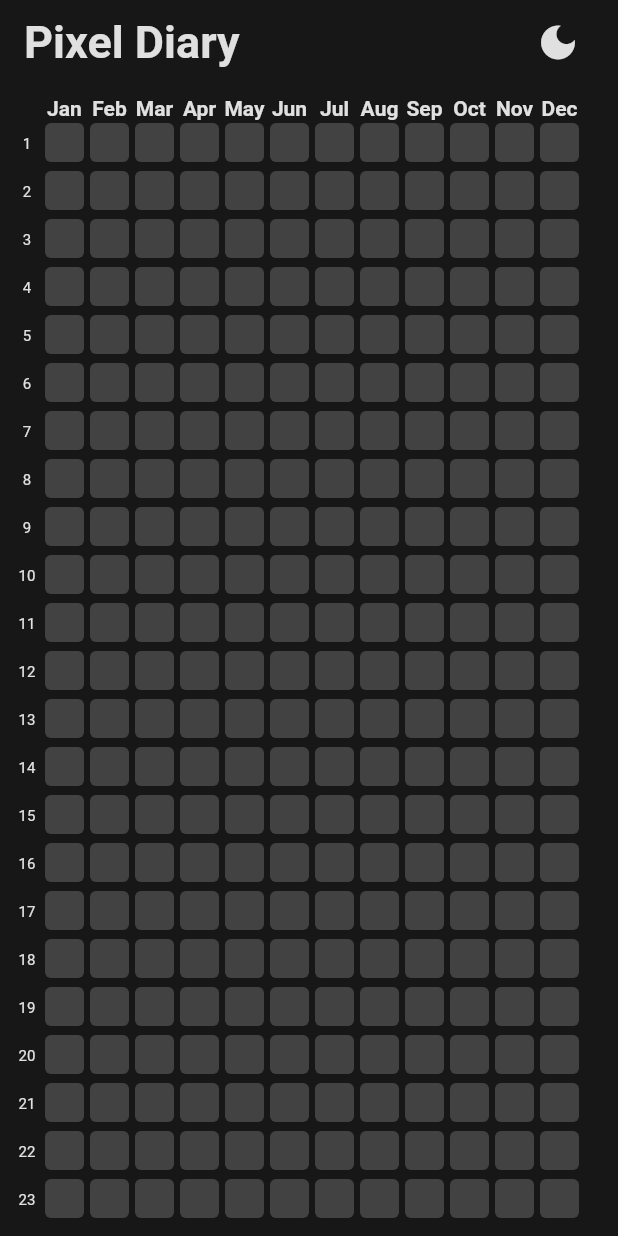
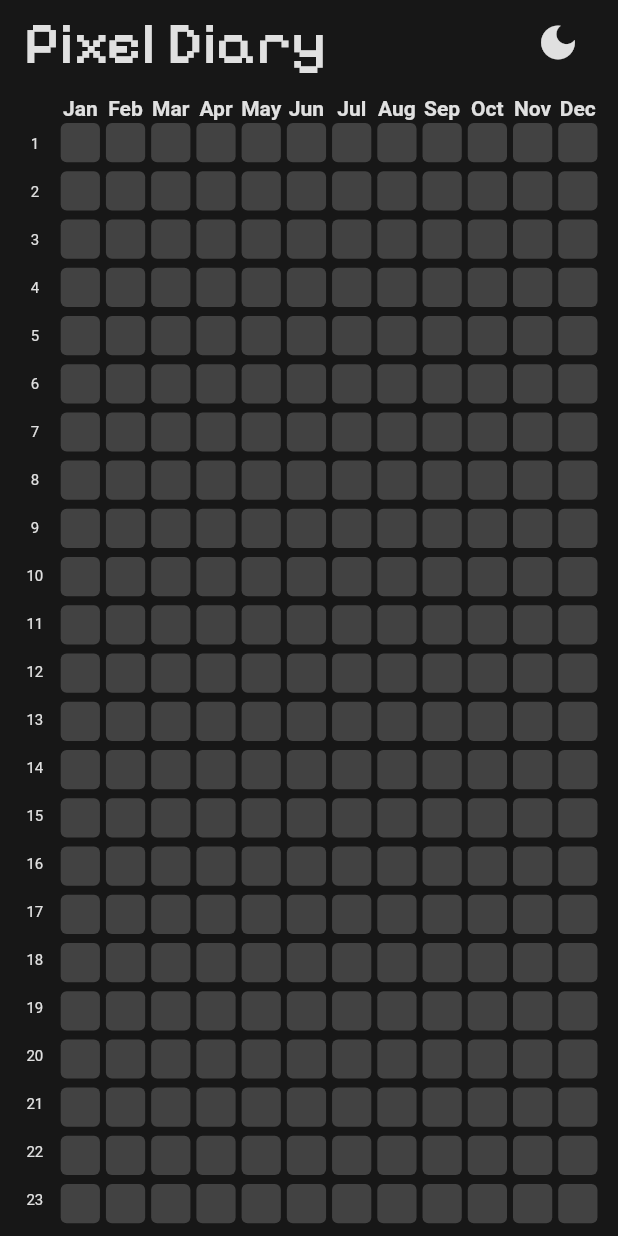
Before and after one commit to imvbh/DailyTracker--Year-in-Pixels, a Flutter app: the screen it shows after launch, on a phone screen of 412 x 824 dp. Run offline on Flutter 3.47's test engine with Material 2 defaults, Android fonts, the phone set to English and light mode, and no system bars; our stand-ins replace sqflite; accounts and stored records are empty.

Commit message:
ui changes

```diff
--- a/lib/Grid.dart
+++ b/lib/Grid.dart
@@ -9,13 +9,13 @@ class YearInPixelsGrid extends StatefulWidget {
 class _YearInPixelsGridState extends State<YearInPixelsGrid> {
   final int year = 2024;
   final Map<String, Color> moodColors = {
-    'Amazing': Color.fromARGB(255, 250, 106, 83),
-    'Productive': Color.fromARGB(255, 248, 156, 116),
-    'Lazy': Color.fromARGB(255, 246, 207, 117),
-    'Sick': Color.fromARGB(255, 135, 197, 95),
-    'Tiring': Color.fromARGB(255, 158, 185, 243),
-    'Stressful': Color.fromARGB(255, 204, 102, 255),
-    'Bad': Color.fromARGB(255, 180, 180, 180),
+    'Amazing': const Color.fromARGB(255, 250, 106, 83),
+    'Productive': const Color.fromARGB(255, 248, 156, 116),
+    'Lazy': const Color.fromARGB(255, 246, 207, 117),
+    'Sick': const Color.fromARGB(255, 135, 197, 95),
+    'Tiring': const Color.fromARGB(255, 158, 185, 243),
+    'Stressful': const Color.fromARGB(255, 204, 102, 255),
+    'Bad': const Color.fromARGB(255, 180, 180, 180),
   };
   final DatabaseHelper _dbHelper = DatabaseHelper();
   Map<String, Map<String, String>> dayData = {};
@@ -55,6 +55,7 @@ class _YearInPixelsGridState extends State<YearInPixelsGrid> {
 
   @override
   Widget build(BuildContext context) {
+    final screenWidth = MediaQuery.of(context).size.width;
     List<String> namesOfMonth = [
       'Jan',
       'Feb',
@@ -74,12 +75,7 @@ class _YearInPixelsGridState extends State<YearInPixelsGrid> {
       padding: const EdgeInsets.all(8.0),
       child: Scaffold(
         backgroundColor: Theme.of(context).colorScheme.background,
-        body: InteractiveViewer(
-          panEnabled: true,
-          scaleEnabled: true,
-          minScale: 0.5,
-          maxScale: 4.0,
-          child: SingleChildScrollView(
+        body: SingleChildScrollView(
           scrollDirection: Axis.vertical,
           child: SingleChildScrollView(
             scrollDirection: Axis.horizontal,
@@ -87,22 +83,21 @@ class _YearInPixelsGridState extends State<YearInPixelsGrid> {
               crossAxisAlignment: CrossAxisAlignment.start,
               children: [
                 Container(
-                    width: 20.0,
+                  width: (screenWidth - 16) / 13,
                   child: Padding(
                     padding: const EdgeInsets.only(top: 16.0),
                     child: Column(
                       children: List.generate(
                         31,
                         (index) => Container(
-                            height: 32.0,
+                          height: (screenWidth + 4) / 13,
                           alignment: Alignment.center,
                           child: Text(
                             '${index + 1}',
                             style: TextStyle(
                               fontSize: 10,
-                                color: Theme.of(context)
-                                    .colorScheme
-                                    .inversePrimary,
+                              color:
+                                  Theme.of(context).colorScheme.inversePrimary,
                             ),
                           ),
                         ),
@@ -114,7 +109,7 @@ class _YearInPixelsGridState extends State<YearInPixelsGrid> {
                   int daysInMonth = getDaysInMonth(year, monthIndex + 1);
 
                   return Container(
-                      width: 30,
+                    width: (screenWidth - 20) / 13,
                     child: Column(
                       crossAxisAlignment: CrossAxisAlignment.center,
                       children: [
@@ -122,12 +117,11 @@ class _YearInPixelsGridState extends State<YearInPixelsGrid> {
                           namesOfMonth[monthIndex],
                           style: TextStyle(
                             fontWeight: FontWeight.bold,
-                              color:
-                                  Theme.of(context).colorScheme.inversePrimary,
+                            color: Theme.of(context).colorScheme.inversePrimary,
                           ),
                         ),
                         Container(
-                            width: 32.5,
+                          width: 100,
                           child: GridView.builder(
                             shrinkWrap: true,
                             physics: const NeverScrollableScrollPhysics(),
@@ -172,7 +166,6 @@ class _YearInPixelsGridState extends State<YearInPixelsGrid> {
           ),
         ),
       ),
-      ),
     );
   }
 
@@ -206,8 +199,13 @@ class _YearInPixelsGridState extends State<YearInPixelsGrid> {
       builder: (BuildContext context) {
         return StatefulBuilder(
           builder: (context, setState) {
-          return AlertDialog(
+            return SingleChildScrollView(
+              scrollDirection: Axis.vertical,
+              child: AlertDialog(
                 title: const Text('How was your day?'),
+                shape: const RoundedRectangleBorder(
+                    borderRadius: BorderRadius.all(Radius.circular(16.0))),
+                contentPadding: const EdgeInsets.all(10.0),
                 content: Column(
                   mainAxisSize: MainAxisSize.min,
                   children: [
@@ -215,7 +213,8 @@ class _YearInPixelsGridState extends State<YearInPixelsGrid> {
                       padding: const EdgeInsets.only(bottom: 12.0),
                       child: Text(
                         '${day.toString()} ${namesOfMonth[month]}, $year',
-                    style: const TextStyle(fontSize: 15, color: Colors.grey),
+                        style:
+                            const TextStyle(fontSize: 15, color: Colors.grey),
                       ),
                     ),
                     if (showMoodSelector) ...[
@@ -225,22 +224,25 @@ class _YearInPixelsGridState extends State<YearInPixelsGrid> {
                           title: Text(
                             mood,
                             style: TextStyle(
-                          color: Theme.of(context).colorScheme.inversePrimary,
-                          fontWeight:
-                              isSelected ? FontWeight.bold : FontWeight.normal,
+                              color:
+                                  Theme.of(context).colorScheme.inversePrimary,
+                              fontWeight: isSelected
+                                  ? FontWeight.bold
+                                  : FontWeight.normal,
                             ),
                           ),
                           leading: CircleAvatar(
                             backgroundColor: moodColors[mood],
                             child: isSelected
-                            ? Icon(Icons.check, color: Colors.white)
+                                ? const Icon(Icons.check, color: Colors.white)
                                 : null,
                           ),
                           onTap: () {
                             setState(() {
                               // Toggle mood selection
                               if (isSelected) {
-                            selectedMood = null; // Deselect if it's already selected
+                                selectedMood =
+                                    null; // Deselect if it's already selected
                               } else {
                                 selectedMood = mood;
                               }
@@ -251,17 +253,35 @@ class _YearInPixelsGridState extends State<YearInPixelsGrid> {
                       if (selectedMood != null) ...[
                         Padding(
                           padding: const EdgeInsets.only(top: 8.0),
-                      child: TextButton(
+                          child: TextButton.icon(
+                            icon: Icon(
+                              Icons.edit,
+                              color:
+                                  Theme.of(context).colorScheme.inversePrimary,
+                            ),
                             onPressed: () {
                               setState(() {
-                            showMoodSelector = false; // Switch to note input
+                                showMoodSelector =
+                                    false; // Switch to note input
                               });
                             },
-                        child: Text('Add/Edit Note',
+                            label: Text('Wanna write about it?',
                                 style: TextStyle(
                                     color: Theme.of(context)
                                         .colorScheme
                                         .inversePrimary)),
+                            style: TextButton.styleFrom(
+                              shape: RoundedRectangleBorder(
+                                borderRadius:
+                                    const BorderRadius.all(Radius.circular(8)),
+                                side: BorderSide(
+                                  color: Theme.of(context)
+                                      .colorScheme
+                                      .inversePrimary,
+                                  width: 2,
+                                ),
+                              ),
+                            ),
                           ),
                         ),
                       ],
@@ -273,19 +293,22 @@ class _YearInPixelsGridState extends State<YearInPixelsGrid> {
                         decoration: InputDecoration(
                           border: OutlineInputBorder(
                             borderSide: BorderSide(
-                          color: Theme.of(context).colorScheme.inversePrimary,
+                              color:
+                                  Theme.of(context).colorScheme.inversePrimary,
                               width: 1.5,
                             ),
                           ),
                           focusedBorder: OutlineInputBorder(
                             borderSide: BorderSide(
-                          color: Theme.of(context).colorScheme.inversePrimary,
+                              color:
+                                  Theme.of(context).colorScheme.inversePrimary,
                               width: 2.0,
                             ),
                           ),
                           enabledBorder: OutlineInputBorder(
                             borderSide: BorderSide(
-                          color: Theme.of(context).colorScheme.inversePrimary,
+                              color:
+                                  Theme.of(context).colorScheme.inversePrimary,
                               width: 1.5,
                             ),
                           ),
@@ -293,18 +316,42 @@ class _YearInPixelsGridState extends State<YearInPixelsGrid> {
                           labelStyle: TextStyle(
                             color: Theme.of(context).colorScheme.inversePrimary,
                           ),
-                      suffixIcon: IconButton(
-                        icon: const Icon(Icons.color_lens),
-                        onPressed: () {
-                          setState(() {
-                            showMoodSelector = true; // Switch back to mood color selection
-                          });
-                        },
-                      ),
                         ),
                         onChanged: (value) {
                           moodNote = value;
                         },
+                      ),
+                      Padding(
+                        padding: const EdgeInsets.all(8.0),
+                        child: TextButton.icon(
+                          icon: Icon(
+                            Icons.color_lens,
+                            color: Theme.of(context).colorScheme.inversePrimary,
+                          ),
+                          label: Text('Change in Mood?',
+                              style: TextStyle(
+                                  color: Theme.of(context)
+                                      .colorScheme
+                                      .inversePrimary)),
+                          onPressed: () {
+                            setState(() {
+                              showMoodSelector =
+                                  true; // Switch back to mood color selection
+                            });
+                          },
+                          style: TextButton.styleFrom(
+                            shape: RoundedRectangleBorder(
+                              borderRadius:
+                                  const BorderRadius.all(Radius.circular(8)),
+                              side: BorderSide(
+                                color: Theme.of(context)
+                                    .colorScheme
+                                    .inversePrimary,
+                                width: 2,
+                              ),
+                            ),
+                          ),
+                        ),
                       ),
                     ],
                   ],
@@ -319,7 +366,8 @@ class _YearInPixelsGridState extends State<YearInPixelsGrid> {
                         };
                       });
                       _dbHelper
-                      .insertMoodData(dateKey, selectedMood ?? '', moodNote ?? '')
+                          .insertMoodData(
+                              dateKey, selectedMood ?? '', moodNote ?? '')
                           .then((_) {
                         // Refresh the grid after saving
                         _loadDayData();
@@ -328,7 +376,8 @@ class _YearInPixelsGridState extends State<YearInPixelsGrid> {
                     },
                     child: Text('Save',
                         style: TextStyle(
-                        color: Theme.of(context).colorScheme.inversePrimary)),
+                            color:
+                                Theme.of(context).colorScheme.inversePrimary)),
                   ),
                   TextButton(
                     onPressed: () {
@@ -336,14 +385,15 @@ class _YearInPixelsGridState extends State<YearInPixelsGrid> {
                     },
                     child: Text('Cancel',
                         style: TextStyle(
-                        color: Theme.of(context).colorScheme.inversePrimary)),
+                            color:
+                                Theme.of(context).colorScheme.inversePrimary)),
                   ),
                 ],
+              ),
             );
           },
         );
       },
     );
   }
-
 }
--- a/lib/HomePage.dart
+++ b/lib/HomePage.dart
@@ -12,14 +12,16 @@ class YearInPixelsHomePage extends StatefulWidget {
 class _YearInPixelsHomePageState extends State<YearInPixelsHomePage> {
   bool isPressed = false;
 
+
   @override
   Widget build(BuildContext context) {
+
     return Scaffold(
       appBar: AppBar(
-        systemOverlayStyle: const SystemUiOverlayStyle(
-          statusBarColor: Color.fromARGB(255, 255, 246, 246),
-          statusBarIconBrightness: Brightness.dark,
-          statusBarBrightness: Brightness.light,
+        systemOverlayStyle: SystemUiOverlayStyle(
+          statusBarColor: Theme.of(context).colorScheme.background,
+          statusBarIconBrightness: isPressed? Brightness.dark : Brightness.light,
+          statusBarBrightness: isPressed? Brightness.light : Brightness.dark,
         ),
         iconTheme: IconThemeData(
           color: Theme.of(context).colorScheme.inversePrimary,
@@ -30,9 +32,9 @@ class _YearInPixelsHomePageState extends State<YearInPixelsHomePage> {
             Text(
               'Pixel Diary',
               style: TextStyle(
+                fontFamily: 'PixelifySans',
                 color: Theme.of(context).colorScheme.inversePrimary,
-                fontWeight: FontWeight.bold,
-                fontSize: 30,
+                fontSize: 40,
               ),
             ),
             IconButton(
```
Also changed, not shown: pubspec.yaml (+16 -1 lines), fonts/PixelifySans-Bold.ttf (added), fonts/PixelifySans-Medium.ttf (added), fonts/PixelifySans-Regular.ttf (added), fonts/PixelifySans-SemiBold.ttf (added), fonts/PixelifySans-VariableFont_wght.ttf (added), pubspec.lock, 1 other file. Lines whose indentation alone changed are shown as unchanged.
